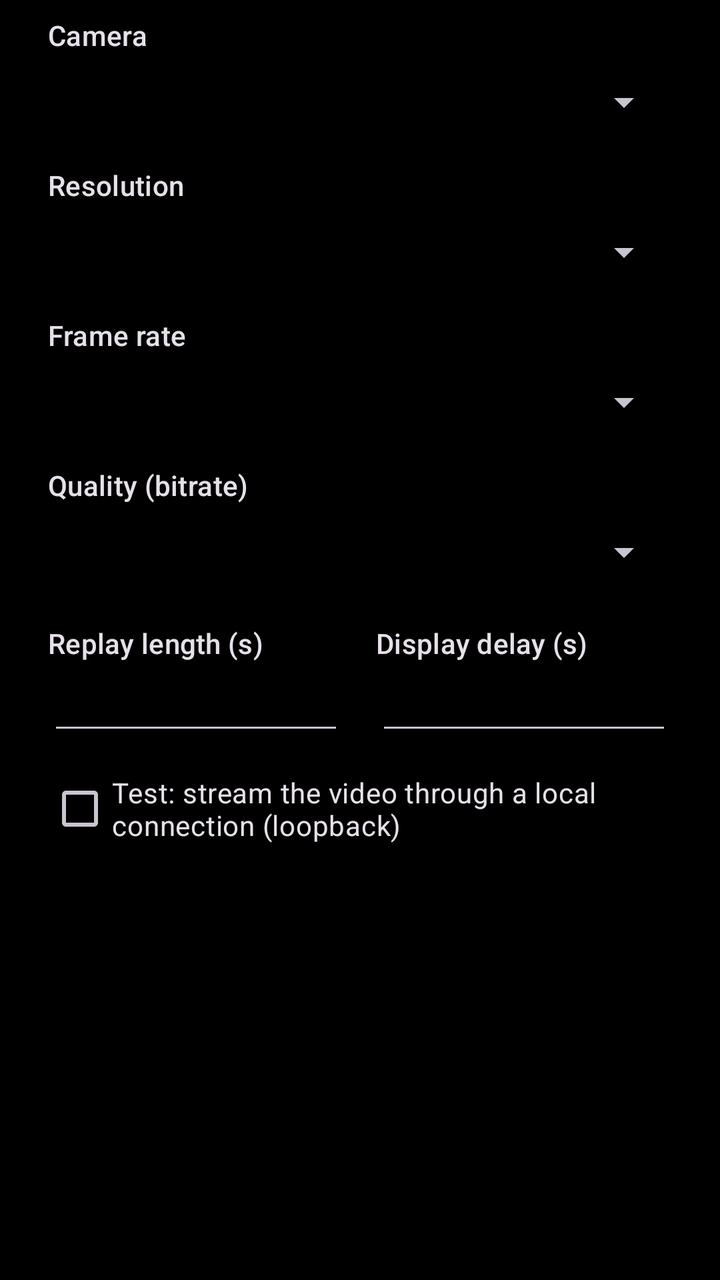
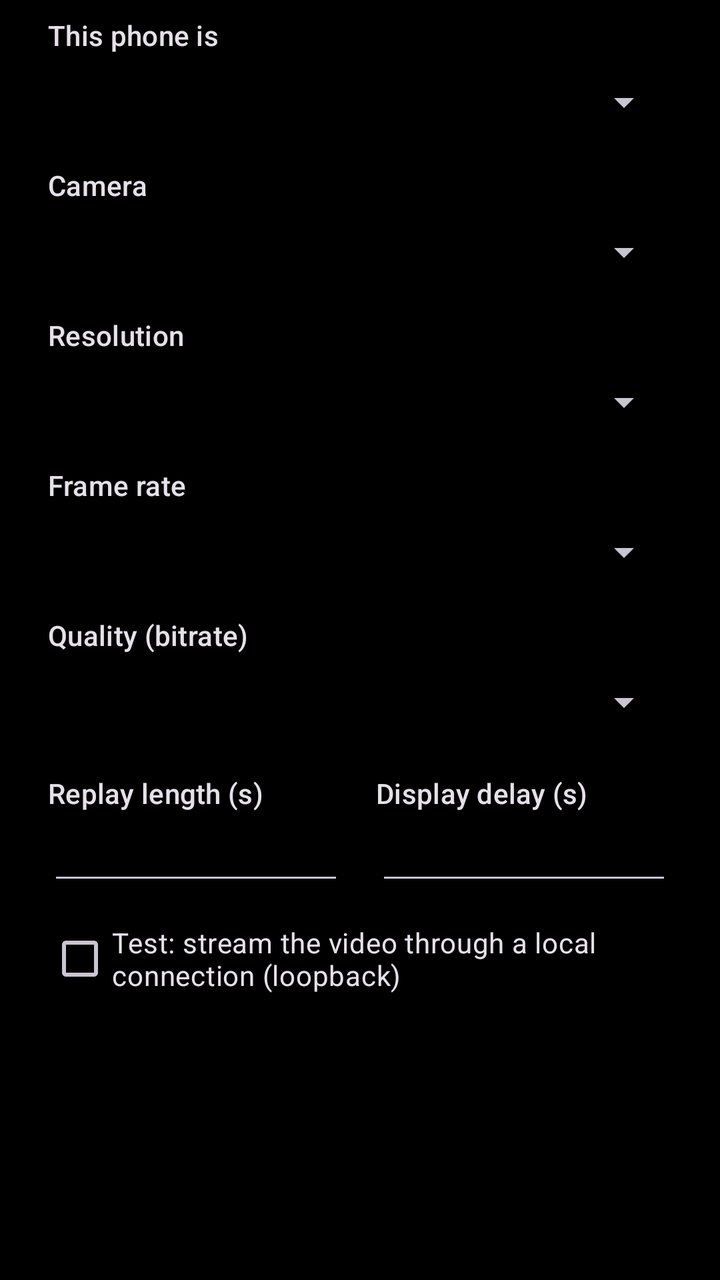

Two renders of the same Android screen: before a commit and after it. Below are the layout's source before the change and the commit's diff.
<!-- AndroidManifest.xml: application theme Theme.ReFreePlay -->
<!-- res/layout/dialog_settings.xml -->
<?xml version="1.0" encoding="utf-8"?>
<ScrollView xmlns:android="http://schemas.android.com/apk/res/android"
    android:layout_width="match_parent"
    android:layout_height="wrap_content">

    <LinearLayout
        android:layout_width="match_parent"
        android:layout_height="wrap_content"
        android:orientation="vertical"
        android:paddingStart="24dp"
        android:paddingTop="8dp"
        android:paddingEnd="24dp">

        <TextView
            style="@style/TextAppearance.Material3.LabelLarge"
            android:layout_width="wrap_content"
            android:layout_height="wrap_content"
            android:text="Camera" />

        <Spinner
            android:id="@+id/spCamera"
            android:layout_width="match_parent"
            android:layout_height="48dp" />

        <TextView
            style="@style/TextAppearance.Material3.LabelLarge"
            android:layout_width="wrap_content"
            android:layout_height="wrap_content"
            android:layout_marginTop="8dp"
            android:text="Resolution" />

        <Spinner
            android:id="@+id/spResolution"
            android:layout_width="match_parent"
            android:layout_height="48dp" />

        <TextView
            style="@style/TextAppearance.Material3.LabelLarge"
            android:layout_width="wrap_content"
            android:layout_height="wrap_content"
            android:layout_marginTop="8dp"
            android:text="Frame rate" />

        <Spinner
            android:id="@+id/spFps"
            android:layout_width="match_parent"
            android:layout_height="48dp" />

        <TextView
            style="@style/TextAppearance.Material3.LabelLarge"
            android:layout_width="wrap_content"
            android:layout_height="wrap_content"
            android:layout_marginTop="8dp"
            android:text="Quality (bitrate)" />

        <Spinner
            android:id="@+id/spQuality"
            android:layout_width="match_parent"
            android:layout_height="48dp" />

        <LinearLayout
            android:layout_width="match_parent"
            android:layout_height="wrap_content"
            android:layout_marginTop="12dp"
            android:orientation="horizontal">

            <LinearLayout
                android:layout_width="0dp"
                android:layout_height="wrap_content"
                android:layout_marginEnd="8dp"
                android:layout_weight="1"
                android:orientation="vertical">

                <TextView
                    style="@style/TextAppearance.Material3.LabelLarge"
                    android:layout_width="wrap_content"
                    android:layout_height="wrap_content"
                    android:text="Replay length (s)" />

                <EditText
                    android:id="@+id/etReplay"
                    android:layout_width="match_parent"
                    android:layout_height="wrap_content"
                    android:importantForAutofill="no"
                    android:inputType="numberDecimal"
                    android:selectAllOnFocus="true" />
            </LinearLayout>

            <LinearLayout
                android:layout_width="0dp"
                android:layout_height="wrap_content"
                android:layout_marginStart="8dp"
                android:layout_weight="1"
                android:orientation="vertical">

                <TextView
                    style="@style/TextAppearance.Material3.LabelLarge"
                    android:layout_width="wrap_content"
                    android:layout_height="wrap_content"
                    android:text="Display delay (s)" />

                <EditText
                    android:id="@+id/etDelay"
                    android:layout_width="match_parent"
                    android:layout_height="wrap_content"
                    android:importantForAutofill="no"
                    android:inputType="numberDecimal"
                    android:selectAllOnFocus="true" />
            </LinearLayout>
        </LinearLayout>

        <CheckBox
            android:id="@+id/cbLoopback"
            android:layout_width="match_parent"
            android:layout_height="wrap_content"
            android:layout_marginTop="8dp"
            android:text="Test: stream the video through a local connection (loopback)" />

        <TextView
            android:id="@+id/infoText"
            style="@style/TextAppearance.Material3.BodySmall"
            android:layout_width="match_parent"
            android:layout_height="wrap_content"
            android:layout_marginTop="8dp"
            android:paddingBottom="8dp" />
    </LinearLayout>
</ScrollView>
<!-- resources referenced by this layout -->
<resources>
  <style name="Theme.ReFreePlay" parent="Theme.Material3.Dark.NoActionBar">
          <item name="colorPrimary">@color/accent</item>
          <item name="android:windowBackground">@android:color/black</item>
          <item name="android:windowLayoutInDisplayCutoutMode">shortEdges</item>
          <item name="android:windowFullscreen">true</item>
      </style>
  <color name="accent">#E53935</color>
</resources>

<!-- the commit's change to res/layout/dialog_settings.xml (unified diff, before → after) -->
@@ -15,6 +15,25 @@
             style="@style/TextAppearance.Material3.LabelLarge"
             android:layout_width="wrap_content"
             android:layout_height="wrap_content"
+            android:text="This phone is" />
+
+        <Spinner
+            android:id="@+id/spMode"
+            android:layout_width="match_parent"
+            android:layout_height="48dp" />
+
+        
+        <LinearLayout
+            android:id="@+id/groupCamera"
+            android:layout_width="match_parent"
+            android:layout_height="wrap_content"
+            android:orientation="vertical">
+
+        <TextView
+            style="@style/TextAppearance.Material3.LabelLarge"
+            android:layout_width="wrap_content"
+            android:layout_height="wrap_content"
+            android:layout_marginTop="8dp"
             android:text="Camera" />
 
         <Spinner
@@ -57,8 +76,11 @@
             android:id="@+id/spQuality"
             android:layout_width="match_parent"
             android:layout_height="48dp" />
+        </LinearLayout>
 
+        
         <LinearLayout
+            android:id="@+id/groupDurations"
             android:layout_width="match_parent"
             android:layout_height="wrap_content"
             android:layout_marginTop="12dp"
